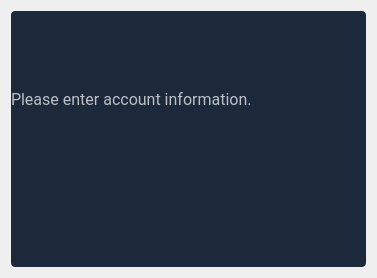
Old version of the form budgetter/view/skeletons/AddAccount.ui in the repository opierre/Budgetter.
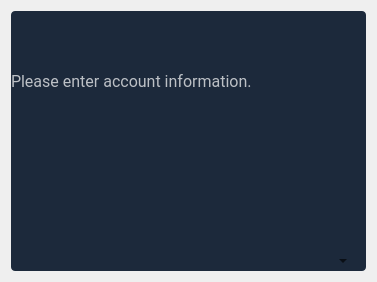
New version of the form. Custom widgets are drawn as their Qt base class.

Commit message: feat: add new widget for autocompletion

```diff
--- a/budgetter/view/skeletons/AddAccount.ui
+++ b/budgetter/view/skeletons/AddAccount.ui
@@ -7,7 +7,7 @@
     <x>0</x>
     <y>0</y>
     <width>377</width>
-    <height>278</height>
+    <height>282</height>
    </rect>
   </property>
   <property name="windowTitle">
@@ -64,6 +64,16 @@
 QLineEdit:focus
 {
 	/*border-bottom: 2px solid rgba(255, 255, 255, 230);*/
+}
+
+QComboBox
+{
+	background-color: transparent;
+	border: none;
+	border-radius: 0px;
+	padding-left: 0px;
+	/*border-bottom: 1px solid rgba(255, 255, 255, 180);*/
+	outline: none;
 }</string>
   </property>
   <layout class="QGridLayout" name="gridLayout">
@@ -112,6 +122,9 @@
       </item>
       <item>
        <layout class="QVBoxLayout" name="verticalLayout_2">
+        <property name="bottomMargin">
+         <number>0</number>
+        </property>
         <item>
          <widget class="MaterialOutlinedLineEdit" name="account_name">
           <property name="font">
@@ -176,6 +189,19 @@
           </item>
          </layout>
         </item>
+        <item>
+         <widget class="MaterialAutoComplete" name="bank_auto_complete">
+          <property name="font">
+           <font>
+            <family>Roboto</family>
+            <pointsize>11</pointsize>
+           </font>
+          </property>
+          <property name="editable">
+           <bool>true</bool>
+          </property>
+         </widget>
+        </item>
        </layout>
       </item>
      </layout>
@@ -194,6 +220,11 @@
    <extends>QLineEdit</extends>
    <header>view.widgets.material_outlined_date_edit.h</header>
   </customwidget>
+  <customwidget>
+   <class>MaterialAutoComplete</class>
+   <extends>QComboBox</extends>
+   <header>view.widgets.material_outlined_autocomplete.h</header>
+  </customwidget>
  </customwidgets>
  <resources>
   <include location="../resources/resources.qrc"/>
```
The commit also changes 3 other files.
